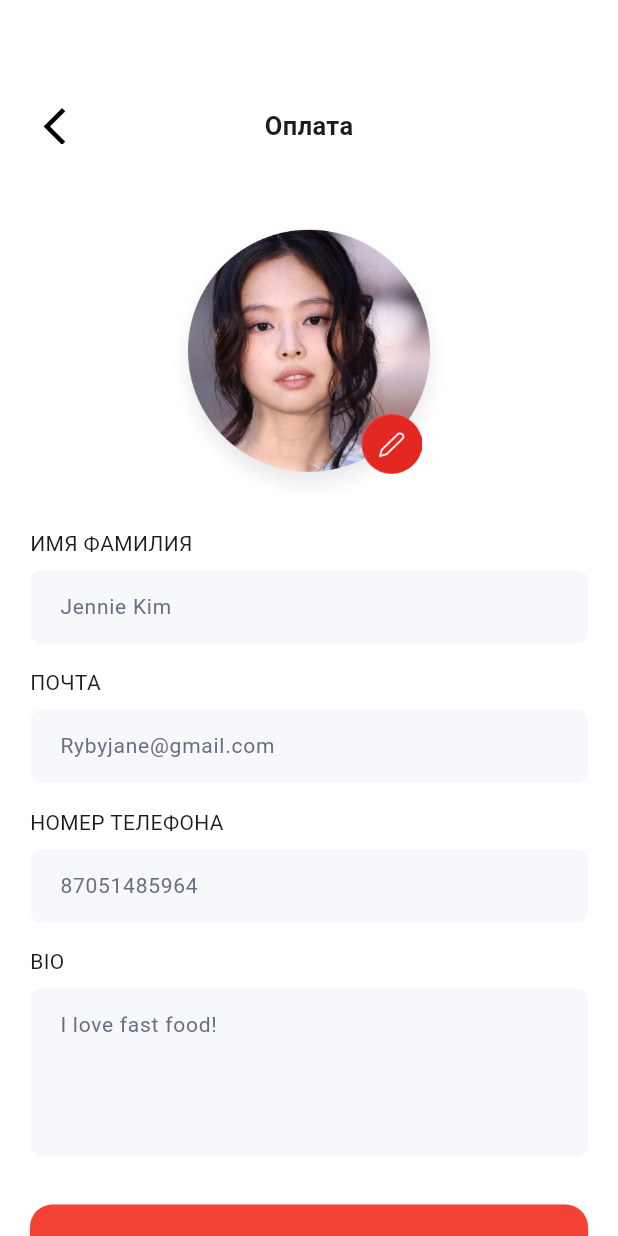
After one commit to BaltabaiZDev/I-m-restaurant, a Flutter app: the EditProfileScreen screen opened directly, on a phone screen of 412 x 824 dp. The commit adds this screen. Run offline on Flutter 3.47's test engine with Material 3 defaults, Android fonts, the phone set to English and light mode, and no system bars; our stand-ins replace flutter_native_splash, flutter_screenutil, get, iconsax, lottie.

Commit message:
Profile Screen

```diff
--- a/lib/common/widgets/header.dart
+++ b/lib/common/widgets/header.dart
@@ -1,11 +1,10 @@
 import 'package:flutter/material.dart';
 import 'package:get/get.dart';
-import 'package:i_am_restaurant/features/home/screens/profile/profile.dart';
 import 'package:i_am_restaurant/utils/constants/colors.dart';
 import 'package:i_am_restaurant/utils/constants/text_styles.dart';
 
 import '../../features/home/screens/home/widgets/bottom_wave_clipper.dart';
-
+import '../../features/settings/screens/dashboard/dashboard.dart';
 class Header extends StatelessWidget {
   const Header({super.key});
 
@@ -23,7 +22,7 @@ class Header extends StatelessWidget {
                 Text("Hi Zhanibek", style: TTextStyles.h5.copyWith(color: TColors.typographyBlack)),
                 const Spacer(),
                 GestureDetector(
-                  onTap: () => Get.to(() => ProfileScreen()),
+                  onTap: () => Get.to(() => DashboardScreen()),
                   child: const Image(image: AssetImage("assets/images/user.png"), height: 35, width: 32),
                 ),
               ],
--- a/lib/features/home/screens/profile/widgets/profile_menu_item.dart
+++ b/lib/features/settings/screens/dashboard/widgets/dashboard_menu_item.dart
@@ -1,17 +1,17 @@
 import 'package:flutter/material.dart';
 
-class ProfileMenuItem extends StatelessWidget {
+class DashboardMenuItem extends StatelessWidget {
   final String icon;
   final String title;
   final VoidCallback? onTap;
 
-  const ProfileMenuItem({super.key, required this.icon, required this.title, this.onTap});
+  const DashboardMenuItem({super.key, required this.icon, required this.title, this.onTap});
 
   @override
   Widget build(BuildContext context) {
     return ListTile(
       leading: Image(color: Colors.red, image: AssetImage(icon), height: 24, width: 24),
-      title: Text(title, style:  TextStyle(fontSize: 16,fontWeight: FontWeight.w400)),
+      title: Text(title, style: TextStyle(fontSize: 16, fontWeight: FontWeight.w400)),
       onTap: onTap,
     );
   }
--- a/lib/features/home/screens/profile/widgets/profile_picture.dart
+++ b/lib/features/settings/screens/dashboard/widgets/dashboard_picture.dart
@@ -1,9 +1,9 @@
 import 'package:flutter/material.dart';
 
-class ProfilePicture extends StatelessWidget {
+class DashboardPicture extends StatelessWidget {
   final String imagePath;
 
-  const ProfilePicture({super.key, required this.imagePath});
+  const DashboardPicture({super.key, required this.imagePath});
 
   @override
   Widget build(BuildContext context) {
--- /dev/null
+++ b/lib/features/settings/screens/edit_prifile/edit_profile.dart
@@ -0,0 +1,89 @@
+import 'package:flutter/material.dart';
+import 'package:get/get.dart';
+import 'package:i_am_restaurant/features/settings/screens/edit_prifile/widgets/build_text_field.dart';
+
+class EditProfileScreen extends StatelessWidget {
+  const EditProfileScreen({super.key});
+
+  @override
+  Widget build(BuildContext context) {
+    return Scaffold(
+      // Жоғарғы панель (AppBar)
+      appBar: AppBar(automaticallyImplyLeading: false, backgroundColor: Colors.white),
+
+      backgroundColor: Colors.white,
+      body: SafeArea(
+        child: SingleChildScrollView(
+          padding: const EdgeInsets.symmetric(horizontal: 20, vertical: 16),
+          child: Column(
+            crossAxisAlignment: CrossAxisAlignment.center,
+            children: [
+              Stack(
+                alignment: Alignment.center,
+                children: [
+                  // Сол жақтағы IconButton
+                  Positioned(
+                    left: 0,
+                    child: IconButton(
+                      onPressed: () => Get.back(),
+                      icon: const Icon(Icons.arrow_back_ios, size: 30),
+                      color: Colors.black,
+                    ),
+                  ),
+                  // Орталықтағы текст
+                  const Center(child: Text("Оплата", style: TextStyle(fontSize: 17, fontWeight: FontWeight.w600))),
+                  // Оң жаққа бос орын (егер теңестіргіңіз келсе)
+                  Positioned(right: 0, child: SizedBox(width: 30)),
+                ],
+              ),
+              SizedBox(height: 50),
+              Stack(
+                alignment: Alignment.bottomRight,
+                children: [
+                  // Дөңгелек сурет
+                  Container(height: 190, width: 190, child: Image(image: AssetImage('assets/images/profile.png'))),
+                  // Қызыл қарындаш иконкасы
+                  Positioned(
+                    right: 20,
+                    bottom: 20,
+                    child: Container(
+                      width: 40,
+                      height: 40,
+                      decoration: BoxDecoration(color: Colors.red, shape: BoxShape.circle),
+                      child: const Image(image: AssetImage('assets/images/20.png'), height: 50, width: 50),
+                    ),
+                  ),
+                ],
+              ),
+              const SizedBox(height: 16),
+
+              // Төрт өріс (Имя Фамилия, Почта, Номер телефона, Bio)
+              BuildTextField(label: "Имя Фамилия", initialValue: "Jennie Kim"),
+              const SizedBox(height: 16),
+              BuildTextField(label: "Почта", initialValue: "Rybyjane@gmail.com"),
+              const SizedBox(height: 16),
+              BuildTextField(label: "Номер телефона", initialValue: "87051485964"),
+              const SizedBox(height: 16),
+              BuildTextField(label: "Bio", initialValue: "I love fast food!",maxLines: 4,),
+              const SizedBox(height: 32),
+
+              SizedBox(
+                width: double.infinity,
+                child: ElevatedButton(
+                  onPressed: () {
+                  },
+                  style: ElevatedButton.styleFrom(
+                    backgroundColor: Colors.red,
+                    shape: RoundedRectangleBorder(borderRadius: BorderRadius.circular(15)),
+                    padding: const EdgeInsets.symmetric(vertical: 16),
+                  ),
+                  child: const Text("Сохранить", style: TextStyle(color: Colors.white, fontSize: 18, fontWeight: FontWeight.w600)),
+                ),
+              ),
+            ],
+          ),
+        ),
+      ),
+    );
+  }
+}
--- /dev/null
+++ b/lib/features/settings/screens/edit_prifile/widgets/build_text_field.dart
@@ -0,0 +1,38 @@
+import 'package:flutter/material.dart';
+
+class BuildTextField extends StatelessWidget {
+  const BuildTextField({super.key, required this.label, required this.initialValue, this.maxLines});
+
+  final String label;
+  final String initialValue;
+  final int? maxLines;
+
+  @override
+  Widget build(BuildContext context) {
+    return Column(
+      crossAxisAlignment: CrossAxisAlignment.start,
+      children: [
+        Text(label.toUpperCase(), style: const TextStyle(fontSize: 14, fontWeight: FontWeight.w400)),
+        const SizedBox(height: 8),
+        TextFormField(
+          initialValue: initialValue,
+          maxLines: maxLines ?? 1,
+          style: TextStyle(fontSize: 14, fontWeight: FontWeight.w400, color: Color(0xff6B6E82)),
+          decoration: InputDecoration(
+            filled: true,
+            fillColor: const Color(0xffF7F8FB),
+            border: OutlineInputBorder(
+              borderRadius: BorderRadius.circular(8),
+              borderSide: BorderSide.none, // Сыртқы сызықты алып тастаймыз
+            ),
+
+
+
+
+            contentPadding: const EdgeInsets.symmetric(horizontal: 16, vertical: 14),
+          ),
+        ),
+      ],
+    );
+  }
+}
```
Also changed, not shown: lib/features/auth/screens/transition.dart (+3 -8 lines), lib/features/home/screens/profile/widgets/logout_sheet.dart (deleted, +0 -58 lines), lib/features/settings/controllers/popular_item_controller.dart (added, +15 -0 lines), lib/features/settings/screens/dashboard/widgets/logout_sheet.dart (added, +98 -0 lines), lib/features/settings/screens/profile/profile.dart (added, +103 -0 lines), lib/features/settings/screens/profile/widgets/build_item.dart (added, +28 -0 lines), assets/images/20.png (added), assets/images/Email.png (added), assets/images/Name.png (added), assets/images/Phone.png (added).
